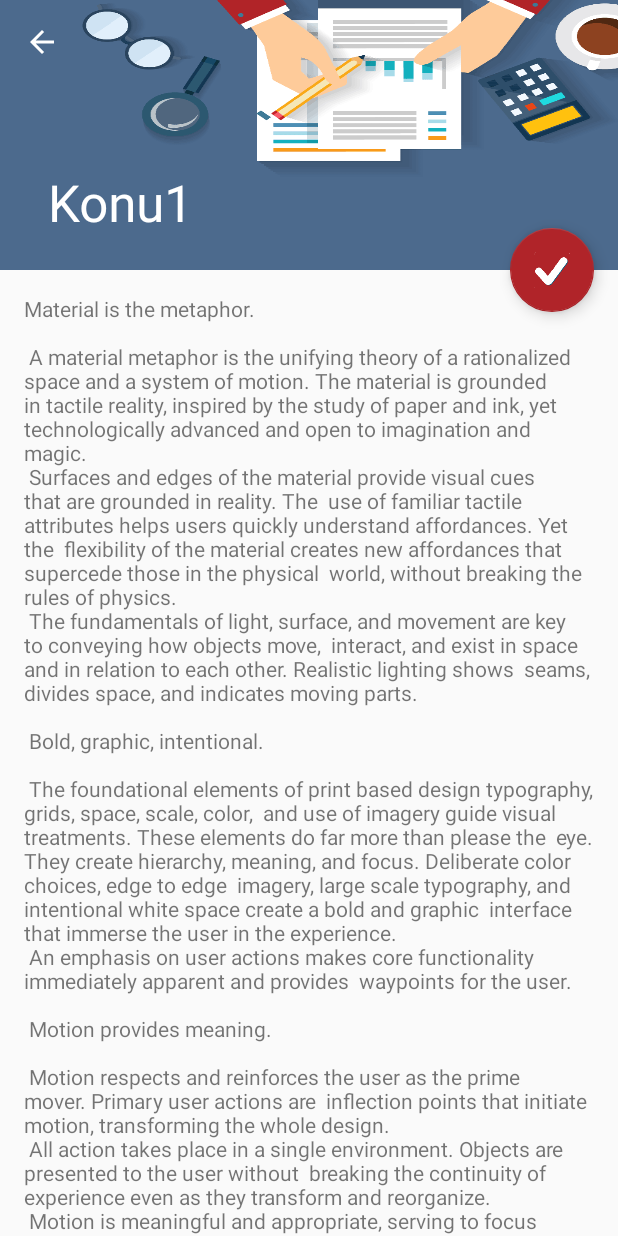
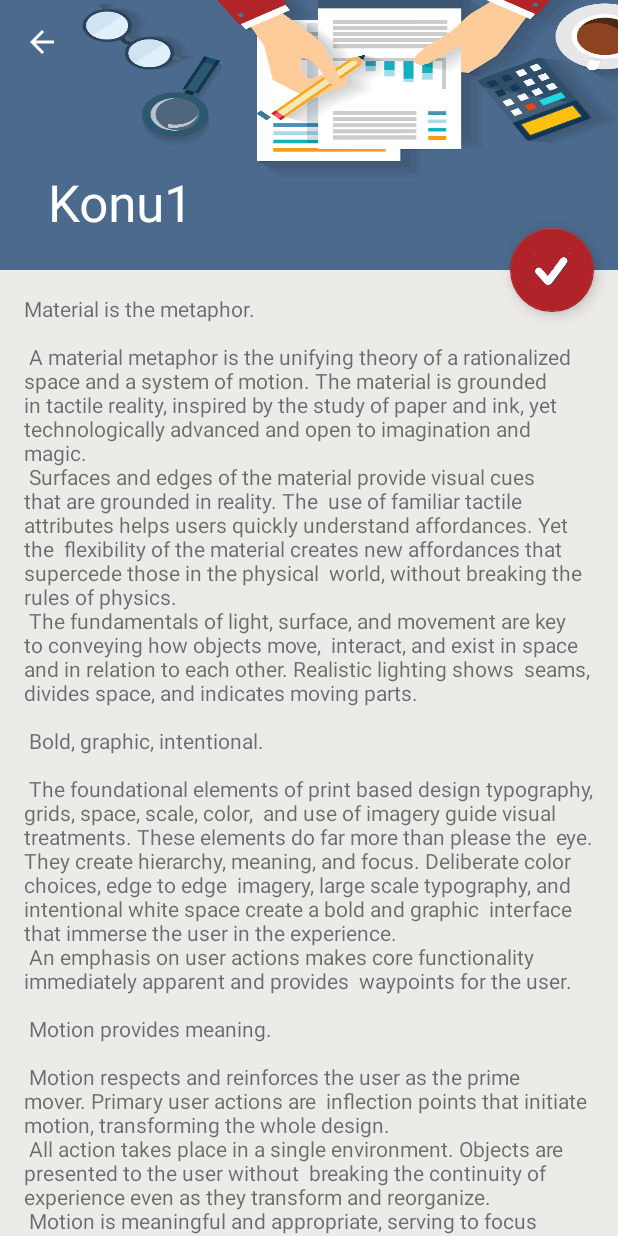
Before and after one commit to ibrahimpercin/Kpss, an Android app: the icerikViewActivity screen opened directly, with no data from a screen before it, on a phone screen of 412 x 824 dp. Run offline under Robolectric (Android 15) with nearby library versions, the phone set to English and light mode, and no system bars.

Commit message:
EDİT v0.1

```diff
--- a/app/src/main/res/layout/activity_content_list.xml
+++ b/app/src/main/res/layout/activity_content_list.xml
@@ -5,7 +5,8 @@
     android:layout_width="match_parent"
     android:layout_height="match_parent"
     android:fitsSystemWindows="true"
-    tools:context="com.example.iperc.kpss.contentListActivity">
+    tools:context="com.example.iperc.kpss.contentListActivity"
+    android:background="@color/arka_beyaz">
 
     <android.support.design.widget.AppBarLayout
         android:layout_width="match_parent"
--- a/app/src/main/res/layout/activity_icerik_view.xml
+++ b/app/src/main/res/layout/activity_icerik_view.xml
@@ -5,7 +5,8 @@
     android:layout_width="match_parent"
     android:layout_height="match_parent"
     android:fitsSystemWindows="true"
-    tools:context="com.example.iperc.kpss.icerikViewActivity">
+    tools:context="com.example.iperc.kpss.icerikViewActivity"
+    android:background="@color/arka_beyaz">
 
     <android.support.design.widget.AppBarLayout
         android:id="@+id/app_bar"
--- a/app/src/main/res/layout/list_item.xml
+++ b/app/src/main/res/layout/list_item.xml
@@ -7,7 +7,9 @@
         android:layout_height="match_parent"
         android:id="@+id/lblListItem"
         android:textSize="20dip"
+        android:layout_marginLeft="25dp"
         android:paddingTop="5dp"
         android:paddingBottom="5dp"
-        android:textColor="@color/colorAccent"/>
+        android:textColor="@color/colorAccent"
+        />
 </LinearLayout>
```
Also changed, not shown: app/src/main/java/com/example/iperc/kpss/MainActivity.java (+5 -4 lines).
